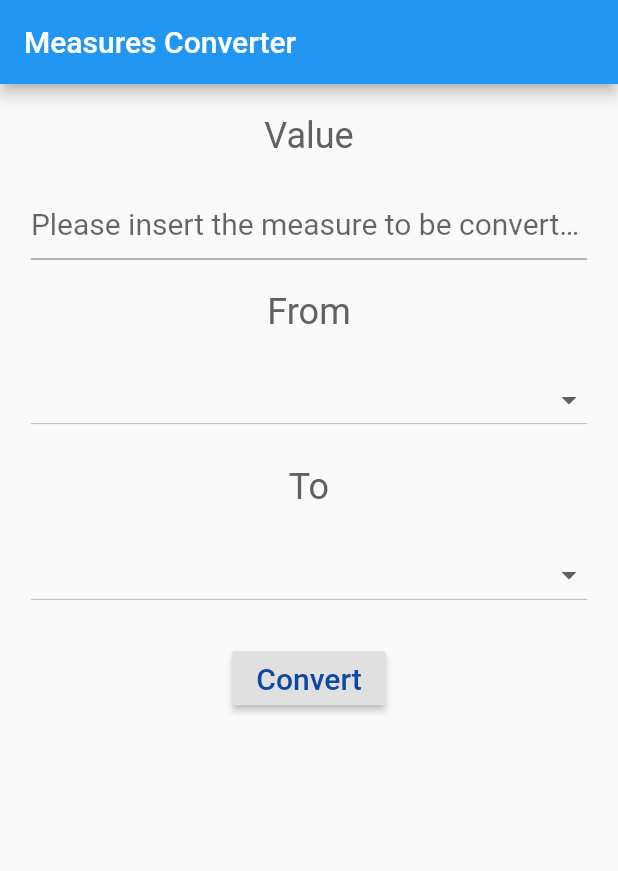
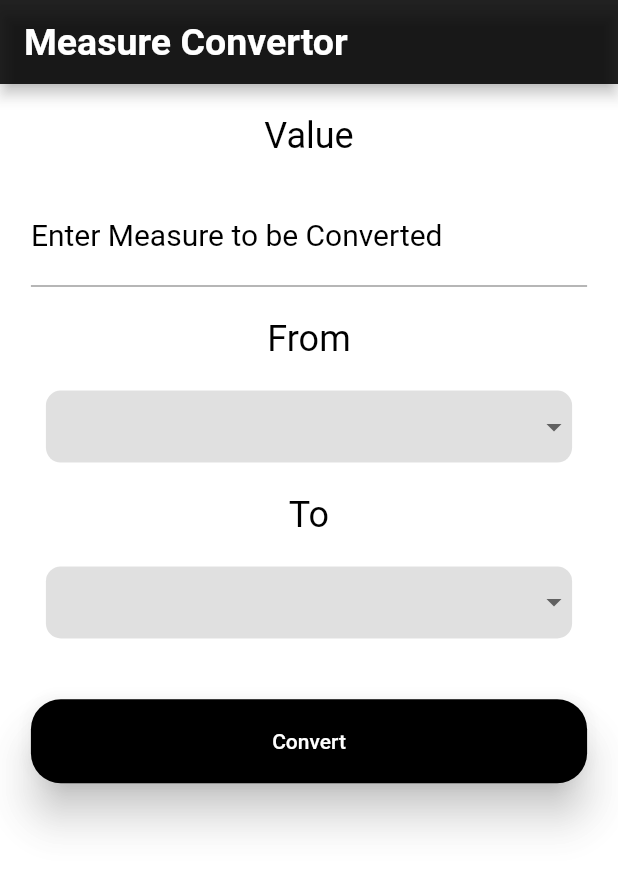
Before and after one commit to krupali1511/Measure_Convertor, a Flutter app: the screen it shows after launch, on a phone screen of 412 x 824 dp. Shown: the top 871 px of the screen. Run offline on Flutter 3.47's test engine with Material 2 defaults, Android fonts, the phone set to English and light mode, and no system bars.

Commit message:
Update measure_conver.dart

```diff
--- a/lib/measure_conver.dart
+++ b/lib/measure_conver.dart
@@ -18,11 +18,11 @@ class MeasureConvertorState extends State<MeasureConvertor> {
     double sizeY = MediaQuery.of(context).size.height;
     final TextStyle inputStyle = TextStyle(
       fontSize: 20,
-      color: Colors.blue[900],
+      color: Colors.black,
     );
     final TextStyle labelStyle = TextStyle(
       fontSize: 24,
-      color: Colors.grey[700],
+      color: Colors.black,
     );
 
     final spacer = Padding(padding: EdgeInsets.only(bottom: sizeY/40));
@@ -37,8 +37,10 @@ class MeasureConvertorState extends State<MeasureConvertor> {
       'ounces',
     ];
     return Scaffold(
-      appBar: AppBar(
-        title: Text('Measures Converter'),
+      backgroundColor: Colors.white70,
+      appBar: AppBar(title: Text(
+        'Measure Convertor', style: TextStyle(fontSize: 25, fontWeight: FontWeight.bold,),),
+        backgroundColor: Colors.black87,
       ),
       body: Container(
         width: sizeX,
@@ -50,7 +52,13 @@ class MeasureConvertorState extends State<MeasureConvertor> {
             TextField(
               style: inputStyle,
               decoration: InputDecoration(
-                hintText: "Please insert the measure to be converted",
+                     labelText: "Enter Measure to be Converted",
+                     labelStyle: TextStyle(color: Colors.black),
+                     fillColor: Colors.black,
+                     focusedBorder:OutlineInputBorder(
+                      borderSide: const BorderSide(color: Colors.black, width: 2.0),
+                    borderRadius: BorderRadius.circular(25.0),
+                    ),
                   ),
               onChanged: (text) {
                 setState(() {
@@ -61,7 +69,17 @@ class MeasureConvertorState extends State<MeasureConvertor> {
             spacer,
             Text('From', style: labelStyle,),
             spacer,
-            DropdownButton(
+            DropdownButtonHideUnderline(
+            child: Container(
+            width: 400,
+            margin: EdgeInsets.only(left: 10.0, right: 10.0),
+            decoration: ShapeDecoration(
+            color: Colors.grey.shade300,
+            shape: RoundedRectangleBorder(
+            borderRadius: BorderRadius.all(
+            Radius.circular(10)))
+            ),
+                    child: DropdownButton(
                       isExpanded: true,
                       style: inputStyle,
                       value: _startMeasure,
@@ -74,11 +92,22 @@ class MeasureConvertorState extends State<MeasureConvertor> {
                       onChanged: (value) {
                         onStartMeasureChanged(value);
                       },
+                    ),)
             ),
             spacer,
             Text('To', style: labelStyle,),
             spacer,
-            DropdownButton(
+        DropdownButtonHideUnderline(
+        child: Container(
+        width: 400,
+        margin: EdgeInsets.only(left: 10.0, right: 10.0),
+        decoration: ShapeDecoration(
+        color: Colors.grey.shade300,
+        shape: RoundedRectangleBorder(
+        borderRadius: BorderRadius.all(
+        Radius.circular(10)))
+        ),
+          child: DropdownButton(
               isExpanded: true,
               style: inputStyle,
               value: _convertedMeasure,
@@ -92,10 +121,27 @@ class MeasureConvertorState extends State<MeasureConvertor> {
                 onConvertedMeasureChanged(value);
               },
             ),
+        )),
             spacer,
-            RaisedButton(child:Text('Convert', style: inputStyle),
-              onPressed: ()=>convert(),),
+            SizedBox(height: 20,),
+            ButtonTheme(
+              buttonColor: Colors.black,
+              minWidth: 400.0,
+              child: RaisedButton(
+
+                shape: RoundedRectangleBorder(
+                  borderRadius: BorderRadius.circular(20),
+
+                ),
+                elevation: 12,
+                child: Padding(
+                  padding: const EdgeInsets.all(20.0),
+                  child: Text('Convert',style: TextStyle(color: Colors.white)),
+                ),
+                onPressed: ()=>convert(),
+              )),
             spacer,
+            SizedBox(height: 20,),
             Text(_resultMessage, style: labelStyle,)
           ],
         )),
```
Lines whose indentation alone changed are shown as unchanged.
